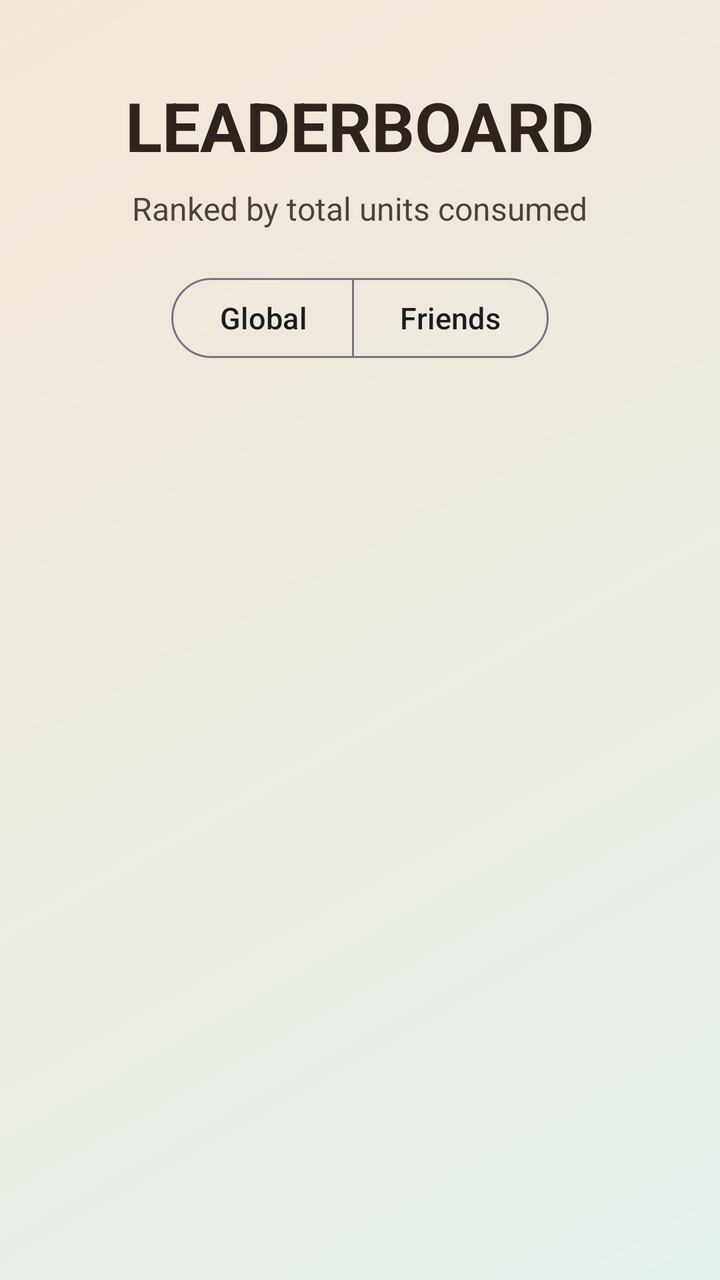
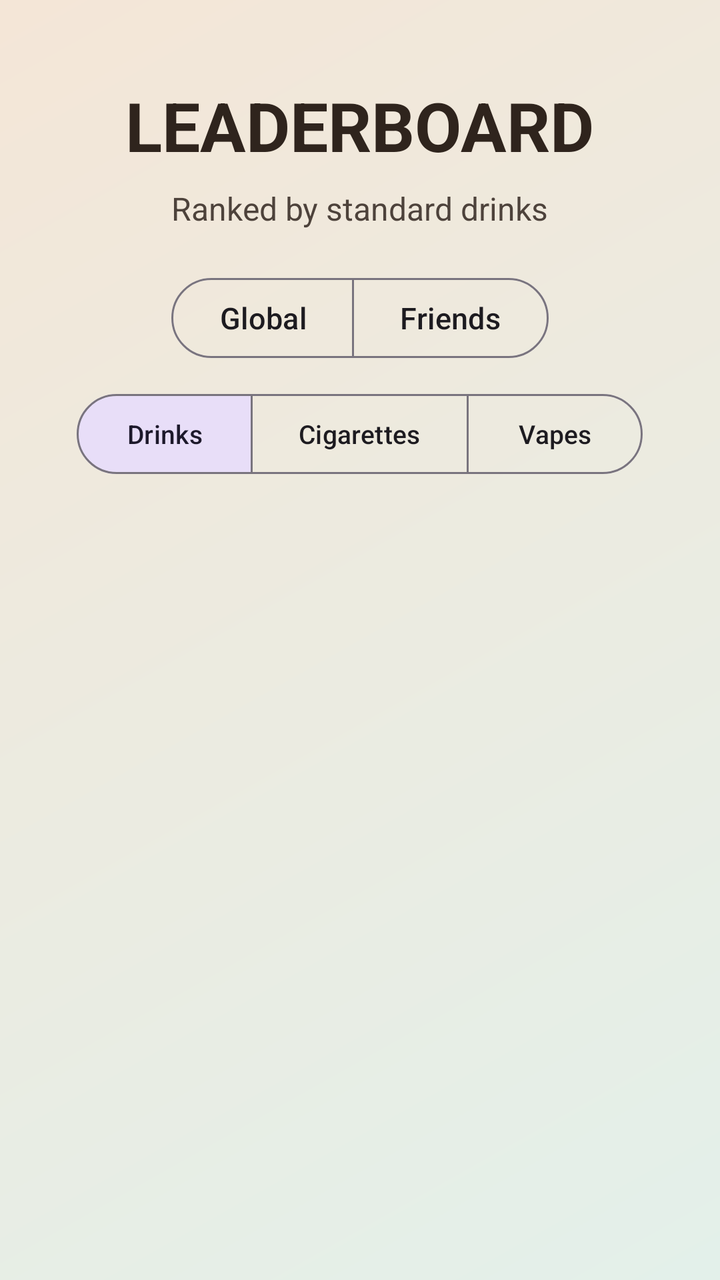

The first picture is an Android layout as it rendered before a commit; the second is the same layout after the commit. The layout source and the unified diff follow.
<!-- AndroidManifest.xml: application theme Theme.ZeroVelocity -->
<!-- res/layout/fragment_leaderboard.xml -->
<?xml version="1.0" encoding="utf-8"?>
<androidx.core.widget.NestedScrollView xmlns:android="http://schemas.android.com/apk/res/android"
    xmlns:app="http://schemas.android.com/apk/res-auto"
    android:layout_width="match_parent"
    android:layout_height="match_parent"
    android:background="@drawable/auth_screen_background"
    android:fillViewport="true">

    <LinearLayout
        android:layout_width="match_parent"
        android:layout_height="wrap_content"
        android:gravity="center_horizontal"
        android:orientation="vertical"
        android:padding="24dp">

        
        <TextView
            android:layout_width="wrap_content"
            android:layout_height="wrap_content"
            android:layout_marginTop="16dp"
            android:text="LEADERBOARD"
            android:textColor="@color/auth_brand_ink"
            android:textSize="34sp"
            android:textStyle="bold" />

        <TextView
            android:layout_width="wrap_content"
            android:layout_height="wrap_content"
            android:layout_marginTop="8dp"
            android:alpha="0.85"
            android:text="Ranked by total units consumed"
            android:textAlignment="center"
            android:textColor="@color/auth_brand_ink"
            android:textSize="16sp" />

        
        <com.google.android.material.button.MaterialButtonToggleGroup
            android:id="@+id/toggle_mode"
            android:layout_width="wrap_content"
            android:layout_height="wrap_content"
            android:layout_marginTop="20dp"
            app:selectionRequired="true"
            app:singleSelection="true">

            <com.google.android.material.button.MaterialButton
                android:id="@+id/btn_global"
                style="@style/Widget.Material3.Button.OutlinedButton"
                android:layout_width="wrap_content"
                android:layout_height="wrap_content"
                android:text="Global"
                android:textAllCaps="false"
                android:textSize="15sp" />

            <com.google.android.material.button.MaterialButton
                android:id="@+id/btn_friends"
                style="@style/Widget.Material3.Button.OutlinedButton"
                android:layout_width="wrap_content"
                android:layout_height="wrap_content"
                android:text="Friends"
                android:textAllCaps="false"
                android:textSize="15sp" />

        </com.google.android.material.button.MaterialButtonToggleGroup>

        
        <com.google.android.material.card.MaterialCardView
            android:id="@+id/podium_card"
            android:layout_width="match_parent"
            android:layout_height="wrap_content"
            android:layout_marginTop="20dp"
            android:visibility="gone"
            app:cardBackgroundColor="@color/auth_surface"
            app:cardCornerRadius="28dp"
            app:cardElevation="8dp"
            app:strokeColor="@color/auth_card_stroke"
            app:strokeWidth="1dp">

            <LinearLayout
                android:layout_width="match_parent"
                android:layout_height="wrap_content"
                android:orientation="vertical"
                android:paddingTop="20dp"
                android:paddingStart="8dp"
                android:paddingEnd="8dp">

                <TextView
                    android:layout_width="wrap_content"
                    android:layout_height="wrap_content"
                    android:layout_gravity="center_horizontal"
                    android:layout_marginBottom="16dp"
                    android:letterSpacing="0.08"
                    android:text="TOP PLAYERS"
                    android:textColor="@color/auth_text_secondary"
                    android:textSize="12sp"
                    android:textStyle="bold" />

                
                <LinearLayout
                    android:layout_width="match_parent"
                    android:layout_height="wrap_content"
                    android:gravity="bottom"
                    android:orientation="horizontal">

                    
                    <LinearLayout
                        android:id="@+id/podium_2"
                        android:layout_width="0dp"
                        android:layout_height="wrap_content"
                        android:layout_weight="1"
                        android:gravity="center_horizontal"
                        android:orientation="vertical">

                        
                        <TextView
                            android:layout_width="wrap_content"
                            android:layout_height="wrap_content"
                            android:text="👑"
                            android:textSize="26sp"
                            android:visibility="invisible" />

                        <com.google.android.material.card.MaterialCardView
                            android:layout_width="52dp"
                            android:layout_height="52dp"
                            app:cardBackgroundColor="@color/feed_silver"
                            app:cardCornerRadius="26dp"
                            app:cardElevation="2dp"
                            app:strokeColor="@color/feed_silver_stroke"
                            app:strokeWidth="2dp">

                            <TextView
                                android:id="@+id/initial_2"
                                android:layout_width="match_parent"
                                android:layout_height="match_parent"
                                android:gravity="center"
                                android:textColor="@color/auth_text_primary"
                                android:textSize="18sp"
                                android:textStyle="bold" />
                        </com.google.android.material.card.MaterialCardView>

                        <TextView
                            android:layout_width="wrap_content"
                            android:layout_height="wrap_content"
                            android:layout_marginTop="6dp"
                            android:text="2"
                            android:textColor="@color/feed_silver_stroke"
                            android:textSize="15sp"
                            android:textStyle="bold" />

                        <TextView
                            android:id="@+id/name_2"
                            android:layout_width="match_parent"
                            android:layout_height="wrap_content"
                            android:layout_marginTop="2dp"
                            android:ellipsize="end"
                            android:gravity="center"
                            android:maxLines="1"
                            android:paddingStart="6dp"
                            android:paddingEnd="6dp"
                            android:textColor="@color/auth_text_primary"
                            android:textSize="12sp"
                            android:textStyle="bold" />

                        <TextView
                            android:id="@+id/units_2"
                            android:layout_width="wrap_content"
                            android:layout_height="wrap_content"
                            android:layout_marginTop="2dp"
                            android:textColor="@color/auth_text_secondary"
                            android:textSize="11sp" />

                        
                        <View
                            android:layout_width="match_parent"
                            android:layout_height="70dp"
                            android:layout_marginTop="10dp"
                            android:background="@color/feed_silver" />

                    </LinearLayout>

                    
                    <LinearLayout
                        android:id="@+id/podium_1"
                        android:layout_width="0dp"
                        android:layout_height="wrap_content"
                        android:layout_weight="1"
                        android:gravity="center_horizontal"
                        android:orientation="vertical">

                        
                        <TextView
                            android:layout_width="wrap_content"
                            android:layout_height="wrap_content"
                            android:text="👑"
                            android:textSize="26sp" />

                        <com.google.android.material.card.MaterialCardView
                            android:layout_width="64dp"
                            android:layout_height="64dp"
                            app:cardBackgroundColor="@color/feed_gold"
                            app:cardCornerRadius="32dp"
                            app:cardElevation="4dp"
                            app:strokeColor="@color/feed_gold_stroke"
                            app:strokeWidth="2dp">

                            <TextView
                                android:id="@+id/initial_1"
                                android:layout_width="match_parent"
                                android:layout_height="match_parent"
                                android:gravity="center"
                                android:textColor="@color/auth_text_primary"
                                android:textSize="22sp"
                                android:textStyle="bold" />
                        </com.google.android.material.card.MaterialCardView>

                        <TextView
                            android:layout_width="wrap_content"
                            android:layout_height="wrap_content"
                            android:layout_marginTop="6dp"
                            android:text="1"
                            android:textColor="@color/feed_gold_stroke"
                            android:textSize="15sp"
                            android:textStyle="bold" />

                        <TextView
                            android:id="@+id/name_1"
                            android:layout_width="match_parent"
                            android:layout_height="wrap_content"
                            android:layout_marginTop="2dp"
                            android:ellipsize="end"
                            android:gravity="center"
                            android:maxLines="1"
                            android:paddingStart="6dp"
                            android:paddingEnd="6dp"
                            android:textColor="@color/auth_text_primary"
                            android:textSize="12sp"
                            android:textStyle="bold" />

                        <TextView
                            android:id="@+id/units_1"
                            android:layout_width="wrap_content"
                            android:layout_height="wrap_content"
                            android:layout_marginTop="2dp"
                            android:textColor="@color/auth_text_secondary"
                            android:textSize="11sp" />

                        
                        <View
                            android:layout_width="match_parent"
                            android:layout_height="90dp"
                            android:layout_marginTop="10dp"
                            android:background="@color/feed_gold" />

                    </LinearLayout>

                    
                    <LinearLayout
                        android:id="@+id/podium_3"
                        android:layout_width="0dp"
                        android:layout_height="wrap_content"
                        android:layout_weight="1"
                        android:gravity="center_horizontal"
                        android:orientation="vertical">

                        
                        <TextView
                            android:layout_width="wrap_content"
                            android:layout_height="wrap_content"
                            android:text="👑"
                            android:textSize="26sp"
                            android:visibility="invisible" />

                        <com.google.android.material.card.MaterialCardView
                            android:layout_width="52dp"
                            android:layout_height="52dp"
                            app:cardBackgroundColor="@color/feed_bronze"
                            app:cardCornerRadius="26dp"
                            app:cardElevation="2dp"
                            app:strokeColor="@color/feed_bronze_stroke"
                            app:strokeWidth="2dp">

                            <TextView
                                android:id="@+id/initial_3"
                                android:layout_width="match_parent"
                                android:layout_height="match_parent"
                                android:gravity="center"
                                android:textColor="@color/auth_text_primary"
                                android:textSize="18sp"
                                android:textStyle="bold" />
                        </com.google.android.material.card.MaterialCardView>

                        <TextView
                            android:layout_width="wrap_content"
                            android:layout_height="wrap_content"
                            android:layout_marginTop="6dp"
                            android:text="3"
                            android:textColor="@color/feed_bronze_stroke"
                            android:textSize="15sp"
                            android:textStyle="bold" />

                        <TextView
                            android:id="@+id/name_3"
                            android:layout_width="match_parent"
                            android:layout_height="wrap_content"
                            android:layout_marginTop="2dp"
                            android:ellipsize="end"
                            android:gravity="center"
                            android:maxLines="1"
                            android:paddingStart="6dp"
                            android:paddingEnd="6dp"
                            android:textColor="@color/auth_text_primary"
                            android:textSize="12sp"
                            android:textStyle="bold" />

                        <TextView
                            android:id="@+id/units_3"
                            android:layout_width="wrap_content"
                            android:layout_height="wrap_content"
                            android:layout_marginTop="2dp"
                            android:textColor="@color/auth_text_secondary"
                            android:textSize="11sp" />

                        
                        <View
                            android:layout_width="match_parent"
                            android:layout_height="50dp"
                            android:layout_marginTop="10dp"
                            android:background="@color/feed_bronze" />

                    </LinearLayout>

                </LinearLayout>
            </LinearLayout>
        </com.google.android.material.card.MaterialCardView>

        
        <com.google.android.material.card.MaterialCardView
            android:id="@+id/rankings_card"
            android:layout_width="match_parent"
            android:layout_height="wrap_content"
            android:layout_marginTop="16dp"
            android:layout_marginBottom="8dp"
            android:visibility="gone"
            app:cardBackgroundColor="@color/auth_surface"
            app:cardCornerRadius="28dp"
            app:cardElevation="8dp"
            app:strokeColor="@color/auth_card_stroke"
            app:strokeWidth="1dp">

            <LinearLayout
                android:layout_width="match_parent"
                android:layout_height="wrap_content"
                android:orientation="vertical"
                android:padding="20dp">

                <TextView
                    android:layout_width="wrap_content"
                    android:layout_height="wrap_content"
                    android:layout_marginBottom="8dp"
                    android:letterSpacing="0.08"
                    android:text="RANKINGS"
                    android:textColor="@color/auth_text_secondary"
                    android:textSize="12sp"
                    android:textStyle="bold" />

                <androidx.recyclerview.widget.RecyclerView
                    android:id="@+id/rv_leaderboard"
                    android:layout_width="match_parent"
                    android:layout_height="wrap_content"
                    android:nestedScrollingEnabled="false" />

            </LinearLayout>
        </com.google.android.material.card.MaterialCardView>

        
        <com.google.android.material.card.MaterialCardView
            android:id="@+id/empty_card"
            android:layout_width="match_parent"
            android:layout_height="wrap_content"
            android:layout_marginTop="20dp"
            android:layout_marginBottom="24dp"
            android:visibility="gone"
            app:cardBackgroundColor="@color/auth_surface"
            app:cardCornerRadius="28dp"
            app:cardElevation="8dp"
            app:strokeColor="@color/auth_card_stroke"
            app:strokeWidth="1dp">

            <TextView
                android:id="@+id/tv_empty"
                android:layout_width="wrap_content"
                android:layout_height="wrap_content"
                android:layout_gravity="center"
                android:padding="32dp"
                android:text="No data yet"
                android:textAlignment="center"
                android:textColor="@color/auth_text_secondary"
                android:textSize="16sp" />

        </com.google.android.material.card.MaterialCardView>

    </LinearLayout>
</androidx.core.widget.NestedScrollView>
<!-- resources referenced by this layout -->
<resources>
  <color name="auth_brand_ink">#2F241D</color>
  <color name="auth_card_stroke">#D8C8B4</color>
  <color name="auth_surface">#FDFBF7</color>
  <color name="auth_text_primary">#2C211B</color>
  <color name="auth_text_secondary">#766558</color>
  <color name="feed_bronze">#EBC3A0</color>
  <color name="feed_bronze_stroke">#B36A35</color>
  <color name="feed_gold">#F8E4A0</color>
  <color name="feed_gold_stroke">#C9952D</color>
  <color name="feed_silver">#E5E7EB</color>
  <color name="feed_silver_stroke">#9CA3AF</color>
  <!-- drawable auth_screen_background (drawable) -->
  <?xml version="1.0" encoding="utf-8"?>
  <shape xmlns:android="http://schemas.android.com/apk/res/android">
      
      <gradient
          android:angle="315"
          android:endColor="@color/auth_background_end"
          android:startColor="@color/auth_background_start" />
  </shape>
  <style name="Theme.ZeroVelocity" parent="Base.Theme.ZeroVelocity" />
  <color name="auth_background_end">#E3F0EA</color>
  <color name="auth_background_start">#F4E6D7</color>
  <style name="Base.Theme.ZeroVelocity" parent="Theme.Material3.DayNight.NoActionBar">
          
          
      </style>
</resources>

<!-- the commit's change to res/layout/fragment_leaderboard.xml (unified diff, before → after) -->
@@ -24,11 +24,12 @@
             android:textStyle="bold" />
 
         <TextView
+            android:id="@+id/tv_subtitle"
             android:layout_width="wrap_content"
             android:layout_height="wrap_content"
             android:layout_marginTop="8dp"
             android:alpha="0.85"
-            android:text="Ranked by total units consumed"
+            android:text="Ranked by standard drinks"
             android:textAlignment="center"
             android:textColor="@color/auth_brand_ink"
             android:textSize="16sp" />
@@ -59,6 +60,45 @@
                 android:text="Friends"
                 android:textAllCaps="false"
                 android:textSize="15sp" />
+
+        </com.google.android.material.button.MaterialButtonToggleGroup>
+
+        
+        <com.google.android.material.button.MaterialButtonToggleGroup
+            android:id="@+id/toggle_category"
+            android:layout_width="wrap_content"
+            android:layout_height="wrap_content"
+            android:layout_marginTop="10dp"
+            app:checkedButton="@id/btn_lb_drink"
+            app:selectionRequired="true"
+            app:singleSelection="true">
+
+            <com.google.android.material.button.MaterialButton
+                android:id="@+id/btn_lb_drink"
+                style="@style/Widget.Material3.Button.OutlinedButton"
+                android:layout_width="wrap_content"
+                android:layout_height="wrap_content"
+                android:text="Drinks"
+                android:textAllCaps="false"
+                android:textSize="13sp" />
+
+            <com.google.android.material.button.MaterialButton
+                android:id="@+id/btn_lb_cigarette"
+                style="@style/Widget.Material3.Button.OutlinedButton"
+                android:layout_width="wrap_content"
+                android:layout_height="wrap_content"
+                android:text="Cigarettes"
+                android:textAllCaps="false"
+                android:textSize="13sp" />
+
+            <com.google.android.material.button.MaterialButton
+                android:id="@+id/btn_lb_vape"
+                style="@style/Widget.Material3.Button.OutlinedButton"
+                android:layout_width="wrap_content"
+                android:layout_height="wrap_content"
+                android:text="Vapes"
+                android:textAllCaps="false"
+                android:textSize="13sp" />
 
         </com.google.android.material.button.MaterialButtonToggleGroup>
 
